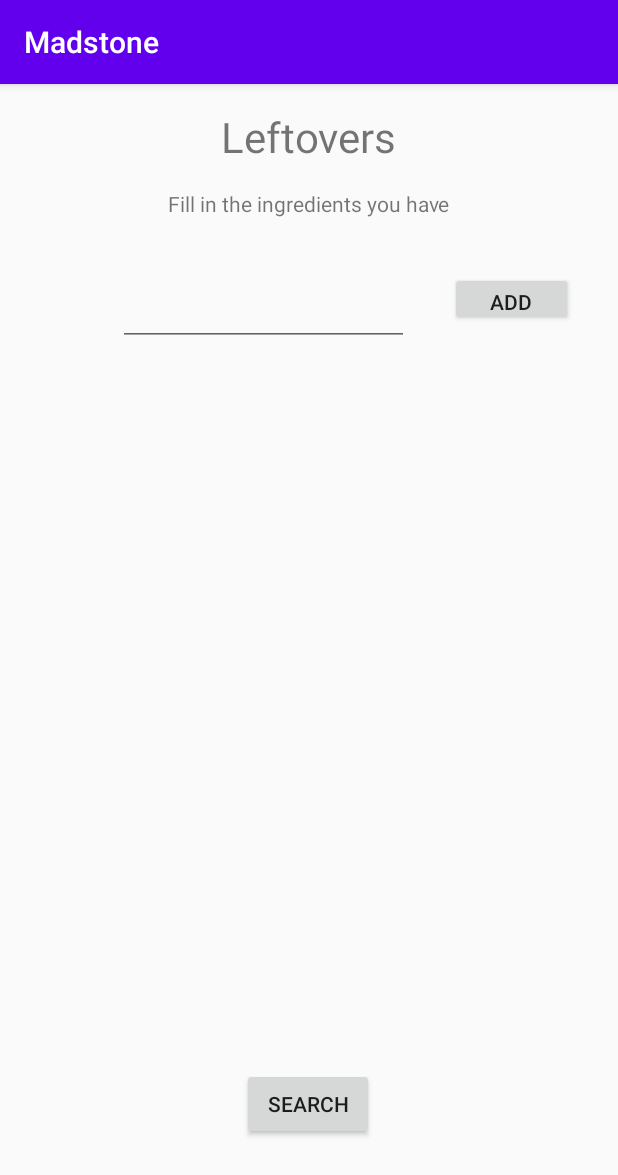
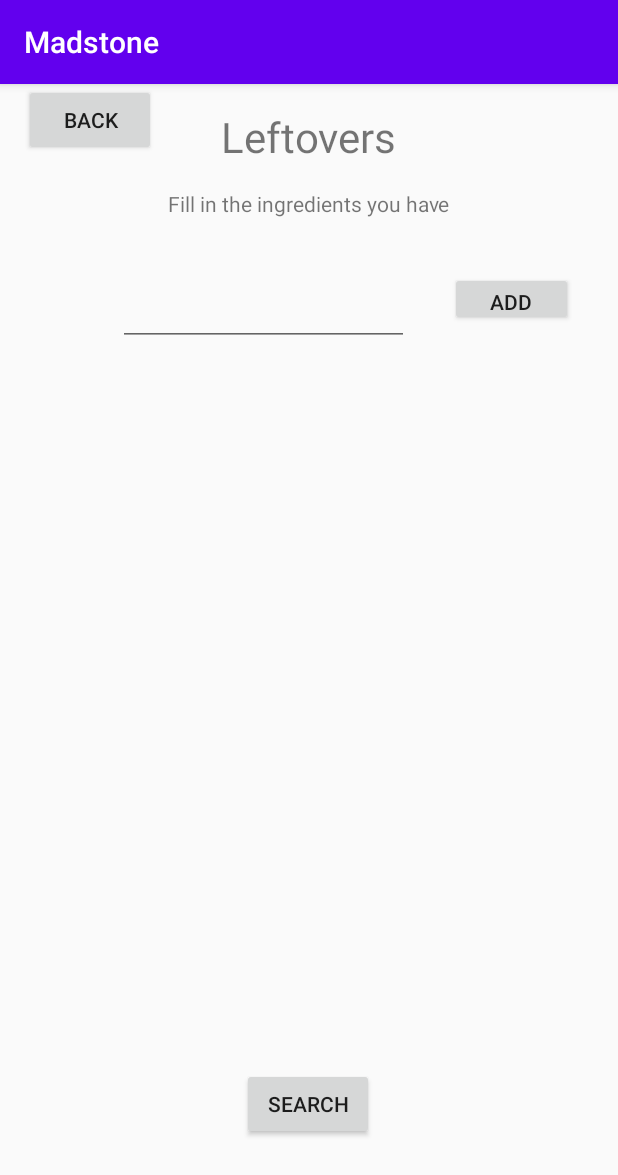
Before and after one commit to JelleZuiderveld/MadstoneLeftOvers, an Android app: the fragment SearchFragment shown on its own in the app's theme, on a phone screen of 412 x 824 dp. Shown: the top 1175 px of the screen. Run offline under Robolectric (Android 15) with nearby library versions, the phone set to English and light mode, and no system bars.

Commit message:
added new table

```diff
--- a/app/src/main/java/com/example/madstone/database/LeftOverDatabase.kt
+++ b/app/src/main/java/com/example/madstone/database/LeftOverDatabase.kt
@@ -4,13 +4,16 @@ import android.content.Context
 import androidx.room.Database
 import androidx.room.Room
 import androidx.room.RoomDatabase
+import com.example.madstone.dao.RecipeDao
 import com.example.madstone.dao.ShoppingDao
+import com.example.madstone.model.Recipe
 import com.example.madstone.model.ShoppingList
 
-@Database(entities = [ShoppingList::class], version = 1, exportSchema = false)
+@Database(entities = [ShoppingList::class, Recipe::class], version = 2, exportSchema = false)
 abstract class LeftOverDatabase: RoomDatabase() {
 
     abstract fun shoppingDao(): ShoppingDao
+    abstract fun recipeDao(): RecipeDao
 
     companion object {
         private const val DATABASE_NAME = "LEFTOVER_DATABASE"
--- a/app/src/main/java/com/example/madstone/model/ShoppingList.kt
+++ b/app/src/main/java/com/example/madstone/model/ShoppingList.kt
@@ -12,5 +12,5 @@ data class ShoppingList (
 
     @PrimaryKey(autoGenerate = true)
     @ColumnInfo(name = "id")
-val id: Long? = null
+    val id: Long? = null
 )
--- a/app/src/main/java/com/example/madstone/ui/SearchFragment.kt
+++ b/app/src/main/java/com/example/madstone/ui/SearchFragment.kt
@@ -37,8 +37,11 @@ class SearchFragment : Fragment() {
 
     override fun onViewCreated(view: View, savedInstanceState: Bundle?) {
         super.onViewCreated(view, savedInstanceState)
+        initViews()
 
-        initViews()
+        back_home.setOnClickListener {
+            findNavController().navigate(R.id.action_searchFragment_to_homeFragment)
+        }
     }
 
     private fun initViews(){
--- a/app/src/main/res/layout/fragment_search.xml
+++ b/app/src/main/res/layout/fragment_search.xml
@@ -73,5 +73,15 @@
         app:layout_constraintHorizontal_bias="0.498"
         app:layout_constraintStart_toStartOf="parent" />
 
+    <Button
+        android:id="@+id/back_home"
+        android:layout_width="wrap_content"
+        android:layout_height="wrap_content"
+        android:text="@string/back"
+        app:layout_constraintEnd_toEndOf="parent"
+        app:layout_constraintHorizontal_bias="0.049"
+        app:layout_constraintStart_toStartOf="parent"
+        app:layout_constraintTop_toTopOf="parent" />
+
 
 </androidx.constraintlayout.widget.ConstraintLayout>
--- a/app/src/main/res/menu/bottom_navigation_menu.xml
+++ b/app/src/main/res/menu/bottom_navigation_menu.xml
@@ -8,10 +8,12 @@
 
     <item
         android:id="@+id/nav_list"
+        android:icon="@drawable/ic_action_shoppingcart"
         android:title="@string/list"/>
 
     <item
         android:id="@+id/nav_map"
+        android:icon="@drawable/ic_action_map"
         android:title="@string/map"/>
 
 </menu>
--- a/app/src/main/res/menu/menu_main.xml
+++ b/app/src/main/res/menu/menu_main.xml
@@ -2,9 +2,5 @@
     xmlns:app="http://schemas.android.com/apk/res-auto"
     xmlns:tools="http://schemas.android.com/tools"
     tools:context="com.example.madstone.ui.MainActivity">
-    <item
-        android:id="@+id/action_settings"
-        android:orderInCategory="100"
-        android:title="@string/action_settings"
-        app:showAsAction="never" />
+
 </menu>
--- a/app/src/main/res/values/strings.xml
+++ b/app/src/main/res/values/strings.xml
@@ -18,5 +18,6 @@
     <string name="list">Shoppinglist</string>
     <string name="map">Map</string>
     <string name="ingredients">Ingredients:</string>
+    <string name="back">back</string>
 
 </resources>
```
Also changed, not shown: app/src/main/java/com/example/madstone/ui/HomeFragment.kt (+8 -4 lines), app/src/main/java/com/example/madstone/ui/MainActivity.kt (+51 -8 lines), app/src/main/res/navigation/nav_graph.xml (+32 -2 lines), app/src/main/res/values/google_map_api.xml (line endings or trailing spaces).
